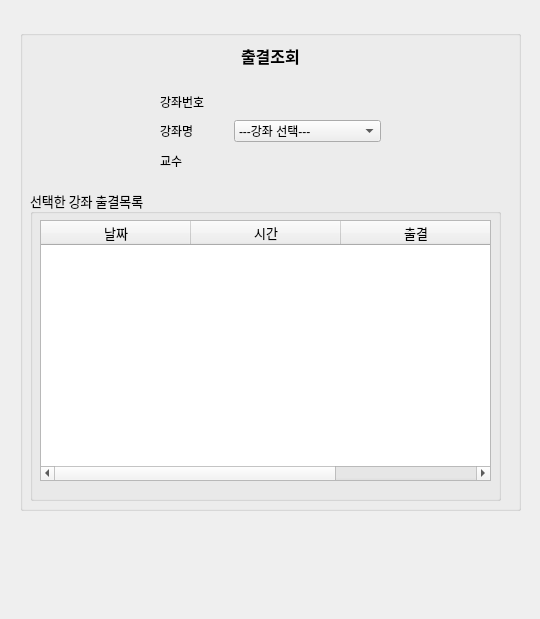
The window that GUI/Std_CheckAttnd.ui (XUBINN/Capstone) describes before a commit, drawn with Qt 5.
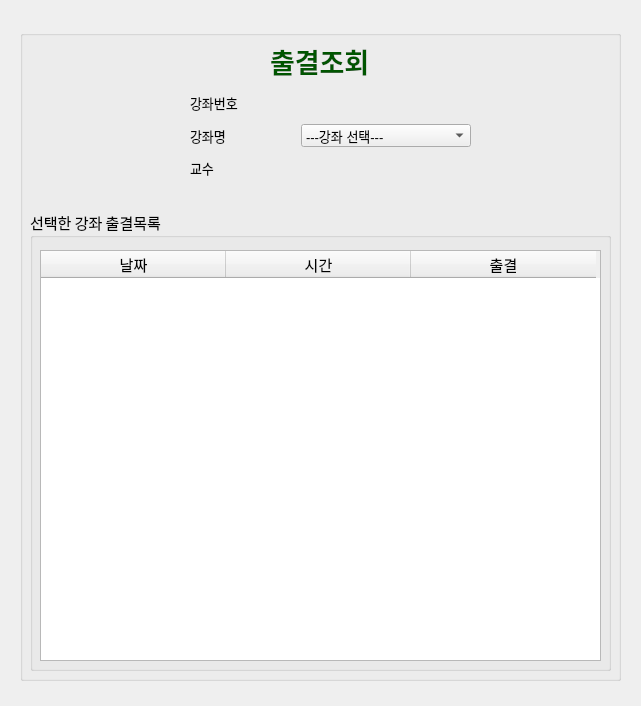
The same window after the commit.

The edit to the form file:
```diff
--- a/GUI/Std_CheckAttnd.ui
+++ b/GUI/Std_CheckAttnd.ui
@@ -9,8 +9,8 @@
    <rect>
     <x>0</x>
     <y>0</y>
-    <width>540</width>
-    <height>619</height>
+    <width>641</width>
+    <height>706</height>
    </rect>
   </property>
   <property name="windowTitle">
@@ -21,8 +21,8 @@
     <rect>
      <x>20</x>
      <y>30</y>
-     <width>501</width>
-     <height>481</height>
+     <width>601</width>
+     <height>651</height>
     </rect>
    </property>
    <property name="title">
@@ -31,10 +31,10 @@
    <widget class="QWidget" name="horizontalLayoutWidget">
     <property name="geometry">
      <rect>
-      <x>150</x>
+      <x>200</x>
       <y>10</y>
       <width>201</width>
-      <height>31</height>
+      <height>41</height>
      </rect>
     </property>
     <layout class="QHBoxLayout" name="horizontalLayout">
@@ -42,12 +42,15 @@
       <widget class="QLabel" name="hello_label">
        <property name="font">
         <font>
-         <family>Agency FB</family>
-         <pointsize>12</pointsize>
+         <family>LG Smart UI Bold</family>
+         <pointsize>20</pointsize>
          <weight>75</weight>
          <bold>true</bold>
         </font>
        </property>
+       <property name="styleSheet">
+        <string notr="true">color:rgb(0, 85, 0)</string>
+       </property>
        <property name="text">
         <string>출결조회</string>
        </property>
@@ -59,15 +62,15 @@
     <property name="geometry">
      <rect>
       <x>10</x>
-      <y>160</y>
-      <width>471</width>
-      <height>311</height>
+      <y>180</y>
+      <width>581</width>
+      <height>461</height>
      </rect>
     </property>
     <property name="font">
      <font>
       <family>Agency FB</family>
-      <pointsize>10</pointsize>
+      <pointsize>11</pointsize>
      </font>
     </property>
     <property name="title">
@@ -80,13 +83,13 @@
      <property name="geometry">
       <rect>
        <x>10</x>
-       <y>30</y>
-       <width>451</width>
-       <height>261</height>
+       <y>40</y>
+       <width>561</width>
+       <height>411</height>
       </rect>
      </property>
      <attribute name="horizontalHeaderDefaultSectionSize">
-      <number>150</number>
+      <number>185</number>
      </attribute>
      <attribute name="horizontalHeaderShowSortIndicator" stdset="0">
       <bool>false</bool>
@@ -123,23 +126,28 @@
    <widget class="QWidget" name="layoutWidget">
     <property name="geometry">
      <rect>
-      <x>60</x>
+      <x>120</x>
       <y>60</y>
-      <width>301</width>
-      <height>82</height>
+      <width>331</width>
+      <height>91</height>
      </rect>
     </property>
     <layout class="QHBoxLayout" name="horizontalLayout_2">
      <item>
       <layout class="QVBoxLayout" name="verticalLayout">
        <property name="leftMargin">
-        <number>80</number>
+        <number>50</number>
        </property>
        <property name="rightMargin">
         <number>0</number>
        </property>
        <item>
         <widget class="QLabel" name="hello_label_4">
+         <property name="font">
+          <font>
+           <pointsize>10</pointsize>
+          </font>
+         </property>
          <property name="text">
           <string>강좌번호</string>
          </property>
@@ -147,6 +155,11 @@
        </item>
        <item>
         <widget class="QLabel" name="hello_label_2">
+         <property name="font">
+          <font>
+           <pointsize>10</pointsize>
+          </font>
+         </property>
          <property name="text">
           <string>강좌명</string>
          </property>
@@ -154,6 +167,11 @@
        </item>
        <item>
         <widget class="QLabel" name="hello_label_3">
+         <property name="font">
+          <font>
+           <pointsize>10</pointsize>
+          </font>
+         </property>
          <property name="text">
           <string>교수</string>
          </property>
@@ -165,6 +183,11 @@
       <layout class="QVBoxLayout" name="verticalLayout_2">
        <item>
         <widget class="QLabel" name="lect_num">
+         <property name="font">
+          <font>
+           <pointsize>10</pointsize>
+          </font>
+         </property>
          <property name="text">
           <string/>
          </property>
@@ -172,6 +195,17 @@
        </item>
        <item>
         <widget class="QComboBox" name="lect_combo">
+         <property name="minimumSize">
+          <size>
+           <width>170</width>
+           <height>0</height>
+          </size>
+         </property>
+         <property name="font">
+          <font>
+           <pointsize>10</pointsize>
+          </font>
+         </property>
          <item>
           <property name="text">
            <string>---강좌 선택---</string>
@@ -184,6 +218,11 @@
          <property name="enabled">
           <bool>true</bool>
          </property>
+         <property name="font">
+          <font>
+           <pointsize>10</pointsize>
+          </font>
+         </property>
          <property name="styleSheet">
           <string notr="true">color: rgb(0, 0, 0);</string>
          </property>
```
